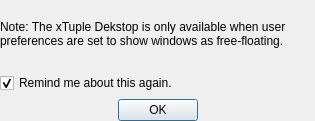
The window that xtdesktop/trunk/resources/client/uiforms/desktopNotice.ui (WooodHead/xtuple) describes before a commit, drawn with Qt 5.
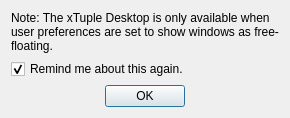
The same window after the commit.

Commit message: issue #11315: Fix spelling and formatting problems.

```diff
--- a/xtdesktop/trunk/resources/client/uiforms/desktopNotice.ui
+++ b/xtdesktop/trunk/resources/client/uiforms/desktopNotice.ui
@@ -6,21 +6,24 @@
    <rect>
     <x>0</x>
     <y>0</y>
-    <width>315</width>
-    <height>121</height>
+    <width>211</width>
+    <height>109</height>
    </rect>
   </property>
   <property name="windowTitle">
    <string>Notice</string>
   </property>
   <layout class="QGridLayout" name="gridLayout">
-   <property name="margin">
-    <number>0</number>
-   </property>
    <item row="0" column="0">
     <widget class="QLabel" name="_notice">
+     <property name="sizePolicy">
+      <sizepolicy hsizetype="Fixed" vsizetype="Fixed">
+       <horstretch>0</horstretch>
+       <verstretch>0</verstretch>
+      </sizepolicy>
+     </property>
      <property name="text">
-      <string>Note: The xTuple Dekstop is only available when user preferences are set to show windows as free-floating.</string>
+      <string>Note: The xTuple Desktop is only available when user preferences are set to show windows as free-floating.</string>
      </property>
      <property name="wordWrap">
       <bool>true</bool>
```
